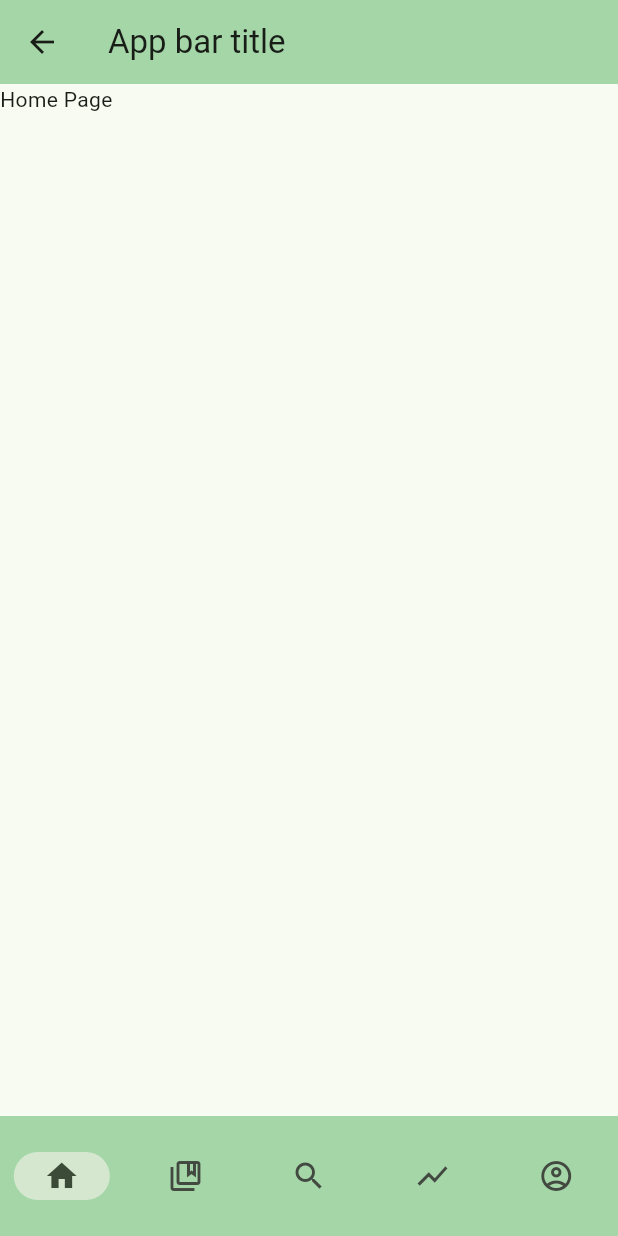
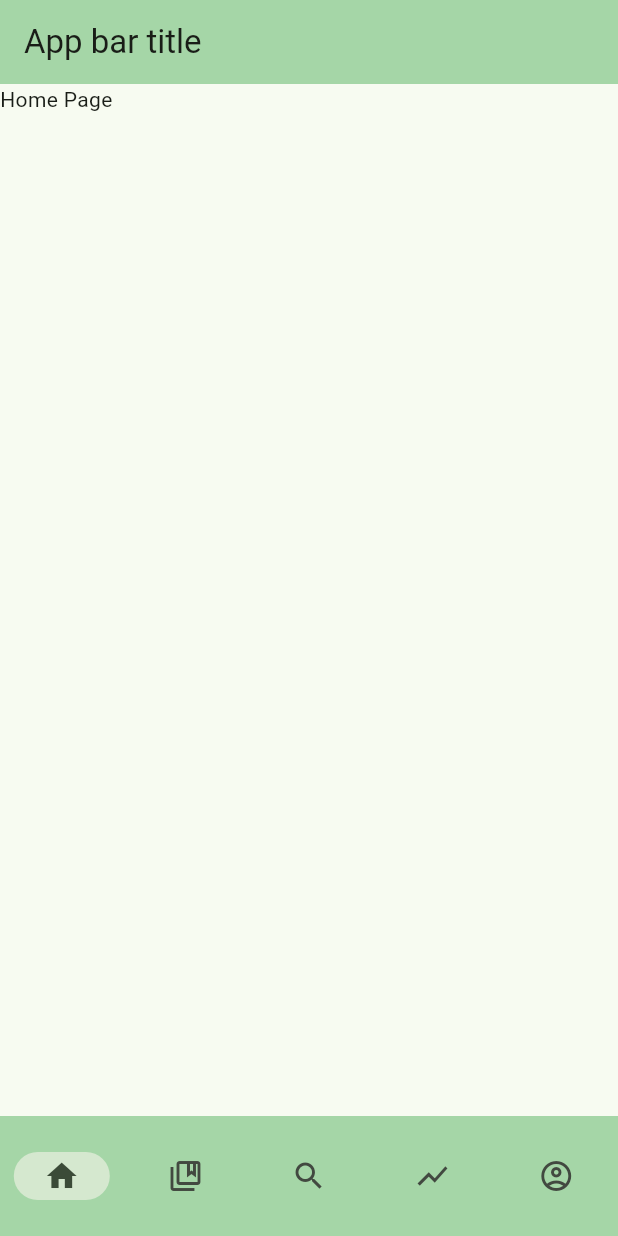
Before and after one commit to coldrifting/BookWorms-App, a Flutter app: the Navigation screen opened directly, on a phone screen of 412 x 824 dp. Run offline on Flutter 3.47's test engine with Material 3 defaults, Android fonts, the phone set to English and light mode, and no system bars.

```diff
--- a/lib/Utils.dart
+++ b/lib/Utils.dart
@@ -1,6 +1,5 @@
 import 'package:flutter/material.dart';
 
 class Utils {
-  static GlobalKey<NavigatorState> mainNav = GlobalKey();
   static GlobalKey<NavigatorState> homeNav = GlobalKey();
 }
--- a/lib/main.dart
+++ b/lib/main.dart
@@ -15,16 +15,12 @@ class MyApp extends StatelessWidget {
     return ChangeNotifierProvider<AppState>(
       create: (context) => AppState(),
       child: MaterialApp(
-        navigatorKey: Utils.mainNav,
         title: 'BookWorms',
         theme: ThemeData(
           colorScheme: ColorScheme.fromSeed(seedColor: Colors.green),
           useMaterial3: true,
         ),
-        initialRoute: '/',
-        routes: {
-          '/': (context) => const Navigation(),
-        },
+        home: const Navigation()
       ),
     );
   }
@@ -38,9 +34,10 @@ class Navigation extends StatefulWidget {
 }
 
 class _Navigation extends State<Navigation> {
-  int selectedIndex = 0; // Selected navigation tab
+  // Selected navigation tab (0-4)
+  int selectedIndex = 0;
 
-  // Navigation bar page paths
+  // Home navigation page paths
   final List<String> pages = const [
     "/homepage",
     "/bookshelvespage",
@@ -50,6 +47,7 @@ class _Navigation extends State<Navigation> {
     "/bookdetailspage",
   ];
 
+  /// Main widget containing app bar, page navigator, and bottom bar
   @override
   Widget build(BuildContext context) {
     return Scaffold(
@@ -88,8 +86,14 @@ class _Navigation extends State<Navigation> {
             );
           },
         ),
-      bottomNavigationBar:
-        NavigationBar(
+      bottomNavigationBar: navigationBar()
+    );
+  }
+
+  /// Bottom global navigation bar
+  /// Contains "Home", "Bookshelves", "Search", "Progress", and "Profile" tabs
+  Widget navigationBar() {
+    return NavigationBar(
       backgroundColor: Colors.green[200],
       labelBehavior: NavigationDestinationLabelBehavior.alwaysHide,
       selectedIndex: selectedIndex,
@@ -126,7 +130,6 @@ class _Navigation extends State<Navigation> {
           label: "Profile"
         ),
       ],
-        ),
     );
   }
 }
--- a/lib/search_screen.dart
+++ b/lib/search_screen.dart
@@ -1,6 +1,5 @@
 import 'dart:async';
 import 'package:bookworms_app/Utils.dart';
-import 'package:bookworms_app/book_details_screen.dart';
 import 'package:flutter/material.dart';
 import 'dart:math';
 
```
Lines whose indentation alone changed are shown as unchanged.
